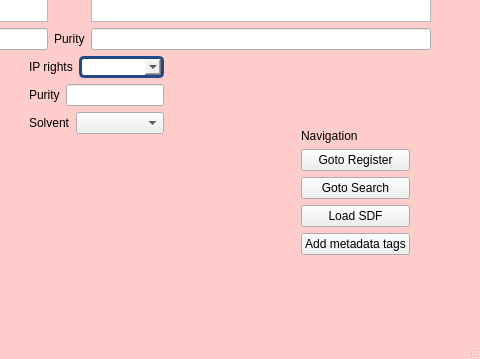
Before: the Qt Designer form chemReg/assets/regchem.ui in dahlbma/scarab_tornado, drawn with Qt 5; both pictures show x 760 to 1240 and y 442 to 801 of the 1240 by 801 pixel window.
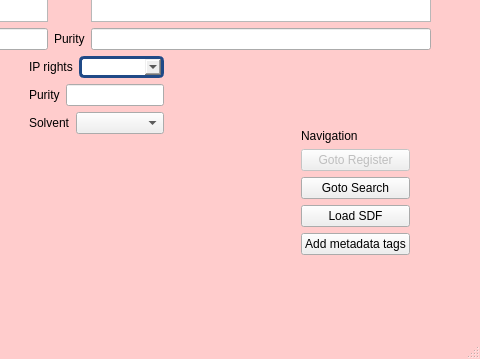
After: the same form once the commit is applied.

Commit message: fix editing existing regnos

The edit to the form file:
```diff
--- a/chemReg/assets/regchem.ui
+++ b/chemReg/assets/regchem.ui
@@ -1063,6 +1063,9 @@
             </item>
             <item>
              <widget class="QPushButton" name="gotorer_btn">
+              <property name="enabled">
+               <bool>false</bool>
+              </property>
               <property name="text">
                <string>Goto Register</string>
               </property>
```
The commit also changes 1 other file.
